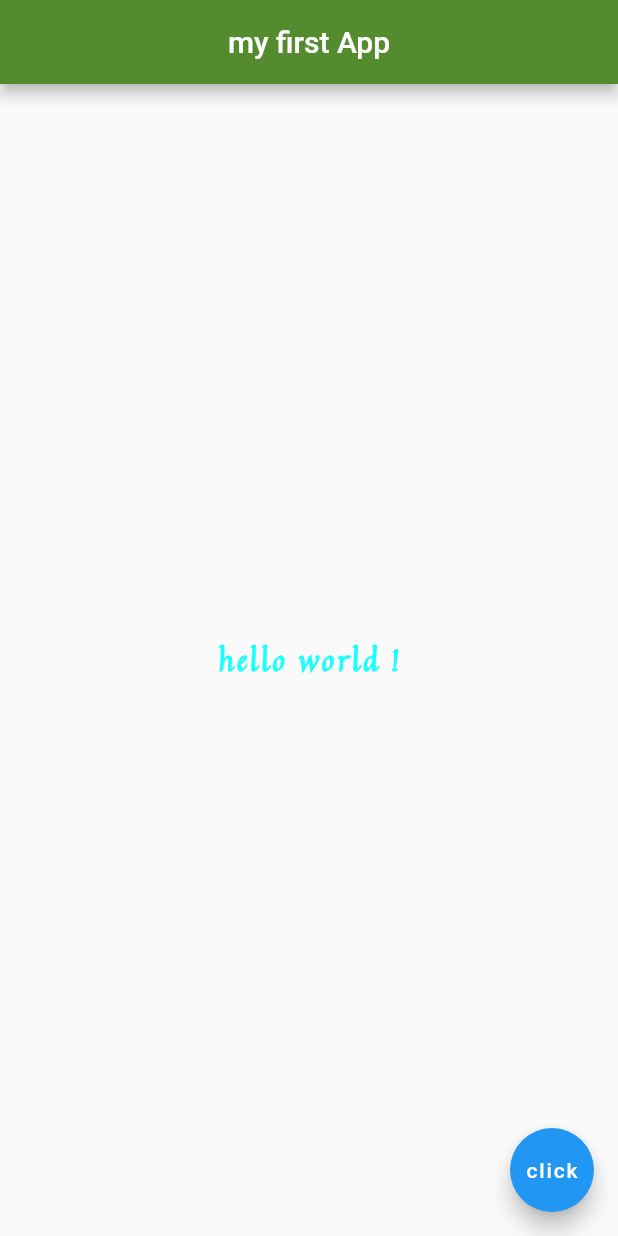
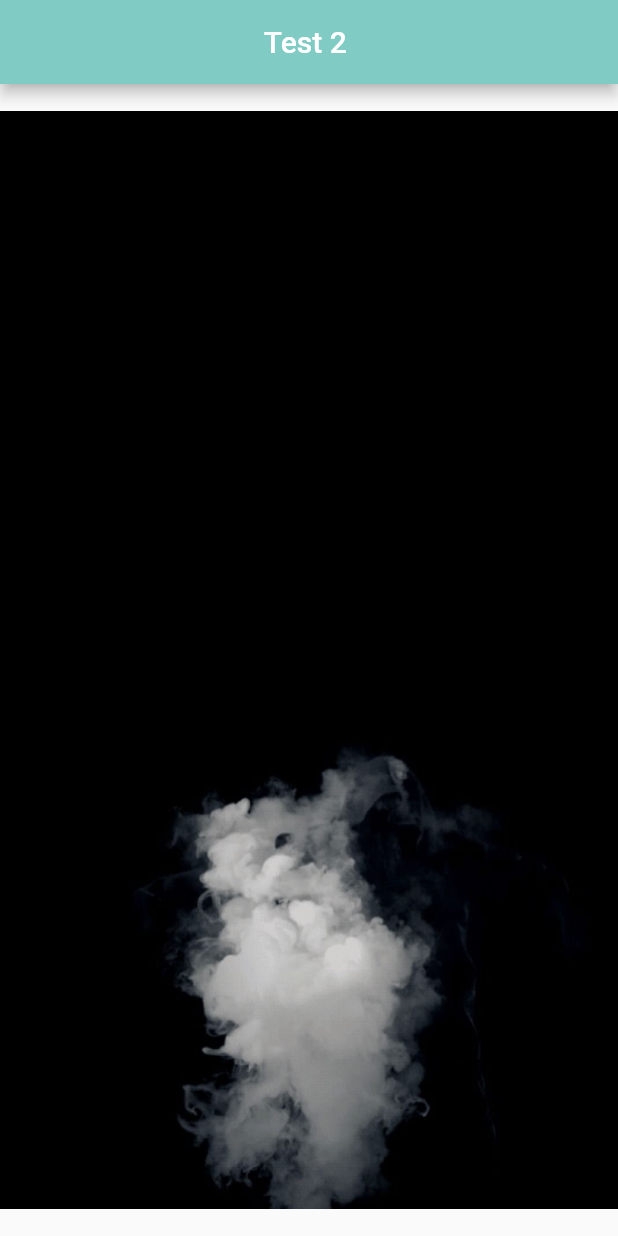
Before and after one commit to Rahat7288/Flutter_Learning, a Flutter app: the screen it shows after launch, on a phone screen of 412 x 824 dp. Run offline on Flutter 3.47's test engine with Material 2 defaults, Android fonts, the phone set to English and light mode, and no system bars.

Commit message:
adding image as asset form a directory

```diff
--- a/lib/main.dart
+++ b/lib/main.dart
@@ -1,32 +1,31 @@
 import 'package:flutter/material.dart';
 
 void main() => runApp(MaterialApp(
+  home: Home(),
+));
 
-  home: Scaffold(
-    appBar: AppBar(
-      title: const Text('my first App'),
-      centerTitle: true,
-      backgroundColor: Colors.lightGreen[800],
-    ),
 
-    body: const Center(
-      child: Text(
-          "hello world !",
-        style: TextStyle(
-          fontSize: 20.0,
-          fontWeight: FontWeight.bold,
-          letterSpacing: 2.0,
-          color: Colors.cyanAccent,
-          fontFamily: 'Quintessential',
+
+class Home extends StatelessWidget {
+
+
+  @override
+  Widget build(BuildContext context) {
+    return Scaffold(
+      appBar: AppBar(
+        title: const Text('Test 2 '),
+        centerTitle: true,
+        backgroundColor: Colors.teal[200],
+      ),
+      body: const Center(
+        child: Image(
+            image: AssetImage('assets/img3.jpg'),
+        ),
 
 
         ),
-      ),
-    ),
-    floatingActionButton: FloatingActionButton(
-      onPressed: (){},
-      child: const Text('click'),
-    ),
-  ),
 
-));
+      );
+
+  }
+}
--- a/pubspec.yaml
+++ b/pubspec.yaml
@@ -58,9 +58,9 @@ flutter:
   uses-material-design: true
 
   # To add assets to your application, add an assets section, like this:
-  # assets:
-  #   - images/a_dot_burr.jpeg
-  #   - images/a_dot_ham.jpeg
+  assets:
+   - assets/
+
 
   # An image asset can refer to one or more resolution-specific "variants", see
   # https://flutter.dev/assets-and-images/#resolution-aware.
```
Also changed, not shown: assets/img1.jpg (added), assets/img2.jpg (added), assets/img3.jpg (added).
